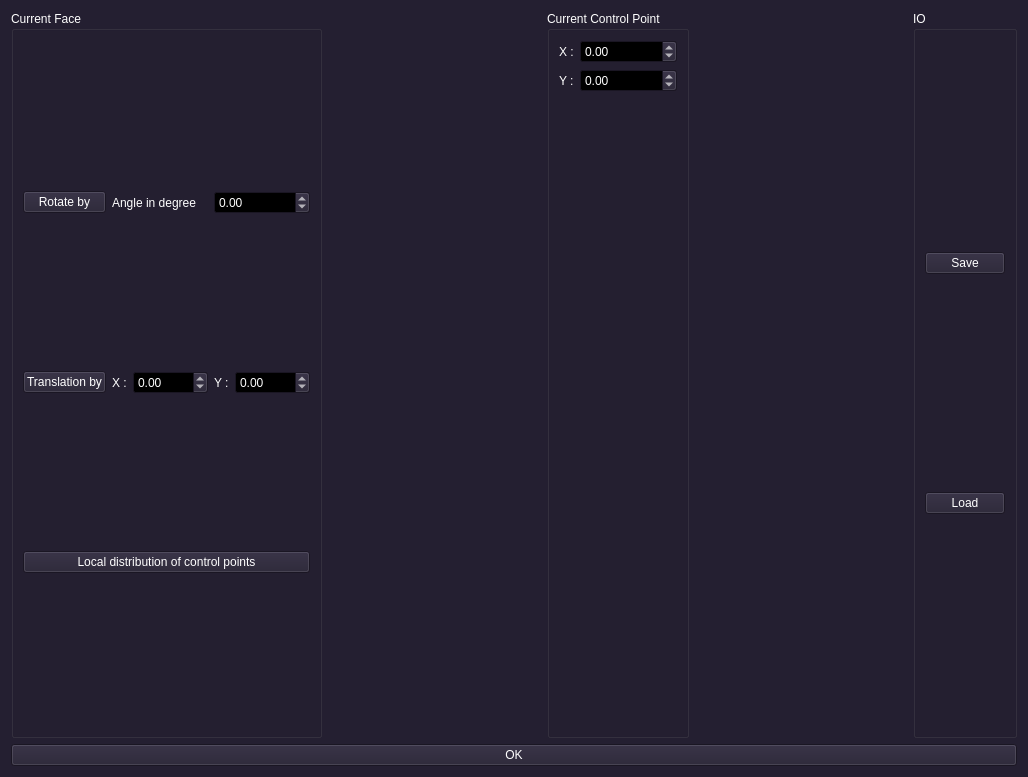
This is src/gui/schemewindow.ui in borisbordeaux/Auto_Frac as Qt 5 draws it before an edit. The edited form follows.
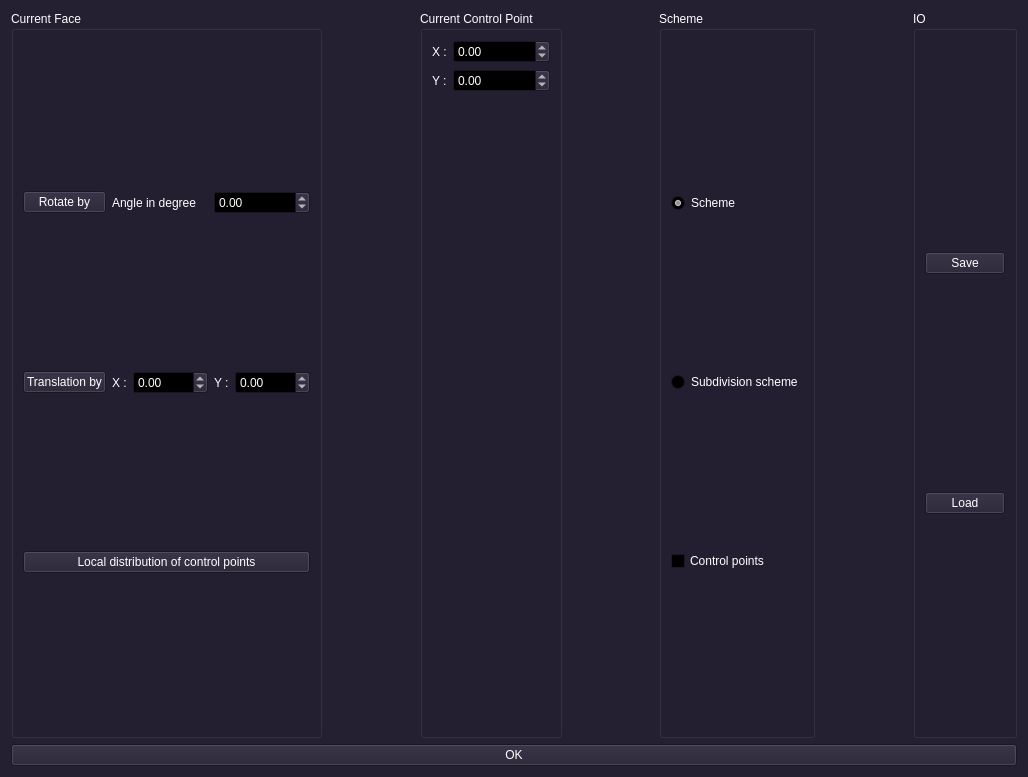
This is the edited form.

Patch:
```diff
--- a/src/gui/schemewindow.ui
+++ b/src/gui/schemewindow.ui
@@ -546,7 +546,7 @@
       </widget>
      </item>
      <item>
-      <spacer name="horizontalSpacer">
+      <spacer name="horizontalSpacer_3">
        <property name="orientation">
         <enum>Qt::Horizontal</enum>
        </property>
@@ -601,6 +601,52 @@
        </layout>
       </widget>
      </item>
+     <item>
+      <spacer name="horizontalSpacer">
+       <property name="orientation">
+        <enum>Qt::Horizontal</enum>
+       </property>
+       <property name="sizeHint" stdset="0">
+        <size>
+         <width>40</width>
+         <height>20</height>
+        </size>
+       </property>
+      </spacer>
+     </item>
+     <item>
+      <widget class="QGroupBox" name="groupBox_4">
+       <property name="title">
+        <string>Scheme</string>
+       </property>
+       <layout class="QVBoxLayout" name="verticalLayout_3">
+        <item>
+         <widget class="QRadioButton" name="radioButton_2">
+          <property name="text">
+           <string>Scheme</string>
+          </property>
+          <property name="checked">
+           <bool>true</bool>
+          </property>
+         </widget>
+        </item>
+        <item>
+         <widget class="QRadioButton" name="radioButton">
+          <property name="text">
+           <string>Subdivision scheme</string>
+          </property>
+         </widget>
+        </item>
+        <item>
+         <widget class="QCheckBox" name="checkBox">
+          <property name="text">
+           <string>Control points</string>
+          </property>
+         </widget>
+        </item>
+       </layout>
+      </widget>
+     </item>
      <item>
       <spacer name="horizontalSpacer_2">
        <property name="orientation">
```
